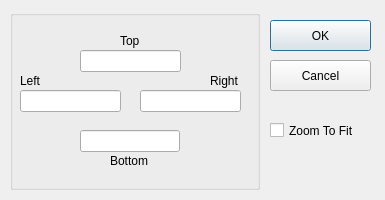
Old version of the form TMOgui/resources4.ui in the repository cadik/TMS.
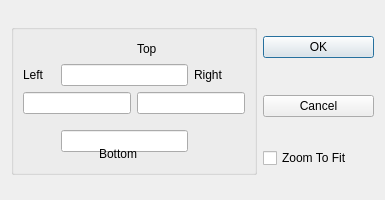
New version of the form.

The edit to the form file:
```diff
--- a/TMOgui/resources4.ui
+++ b/TMOgui/resources4.ui
@@ -13,63 +13,22 @@
   <property name="windowTitle">
    <string>Page Setup</string>
   </property>
-  <widget class="QPushButton" name="PushButton1">
-   <property name="geometry">
-    <rect>
-     <x>270</x>
-     <y>20</y>
-     <width>101</width>
-     <height>31</height>
-    </rect>
-   </property>
-   <property name="text">
-    <string>OK</string>
-   </property>
-  </widget>
-  <widget class="QPushButton" name="PushButton2">
-   <property name="geometry">
-    <rect>
-     <x>270</x>
-     <y>60</y>
-     <width>101</width>
-     <height>31</height>
-    </rect>
-   </property>
-   <property name="text">
-    <string>Cancel</string>
-   </property>
-  </widget>
-  <widget class="QCheckBox" name="CheckBox1">
-   <property name="geometry">
-    <rect>
-     <x>270</x>
-     <y>120</y>
-     <width>101</width>
-     <height>21</height>
-    </rect>
-   </property>
-   <property name="text">
-    <string>Zoom To Fit</string>
-   </property>
-  </widget>
+  <layout class="QGridLayout" name="gridLayout">
+   <item row="0" column="0" rowspan="3">
   <widget class="QGroupBox" name="GroupBox1">
-   <property name="geometry">
-    <rect>
-     <x>10</x>
-     <y>10</y>
-     <width>250</width>
-     <height>180</height>
-    </rect>
-   </property>
+     <layout class="QGridLayout" name="gridLayout_2">
+      <item row="0" column="3">
+       <widget class="QLabel" name="TextLabel2">
+        <property name="text">
+         <string>Top</string>
+        </property>
+        <property name="wordWrap">
+         <bool>false</bool>
+        </property>
+       </widget>
+      </item>
+      <item row="1" column="0">
    <widget class="QLabel" name="TextLabel3">
-    <property name="geometry">
-     <rect>
-      <x>10</x>
-      <y>60</y>
-      <width>30</width>
-      <height>21</height>
-     </rect>
-    </property>
     <property name="text">
      <string>Left</string>
     </property>
@@ -77,15 +36,16 @@
      <bool>false</bool>
     </property>
    </widget>
+      </item>
+      <item row="1" column="1" colspan="3">
+       <widget class="QLineEdit" name="LineEdit1">
+        <property name="alignment">
+         <set>Qt::AlignRight</set>
+        </property>
+       </widget>
+      </item>
+      <item row="1" column="4">
    <widget class="QLabel" name="TextLabel4">
-    <property name="geometry">
-     <rect>
-      <x>200</x>
-      <y>60</y>
-      <width>40</width>
-      <height>21</height>
-     </rect>
-    </property>
     <property name="text">
      <string>Right</string>
     </property>
@@ -93,91 +53,63 @@
      <bool>false</bool>
     </property>
    </widget>
-   <widget class="QLabel" name="TextLabel2">
-    <property name="geometry">
-     <rect>
-      <x>110</x>
-      <y>20</y>
-      <width>30</width>
-      <height>21</height>
-     </rect>
-    </property>
-    <property name="text">
-     <string>Top</string>
-    </property>
-    <property name="wordWrap">
-     <bool>false</bool>
-    </property>
-   </widget>
-   <widget class="QLabel" name="TextLabel5">
-    <property name="geometry">
-     <rect>
-      <x>100</x>
-      <y>140</y>
-      <width>50</width>
-      <height>21</height>
-     </rect>
-    </property>
-    <property name="text">
-     <string>Bottom</string>
-    </property>
-    <property name="wordWrap">
-     <bool>false</bool>
-    </property>
-   </widget>
-   <widget class="QLineEdit" name="LineEdit1">
-    <property name="geometry">
-     <rect>
-      <x>70</x>
-      <y>40</y>
-      <width>101</width>
-      <height>22</height>
-     </rect>
-    </property>
+      </item>
+      <item row="2" column="0" colspan="3">
+       <widget class="QLineEdit" name="LineEdit2">
     <property name="alignment">
      <set>Qt::AlignRight</set>
     </property>
    </widget>
+      </item>
+      <item row="2" column="3" colspan="2">
    <widget class="QLineEdit" name="LineEdit3">
-    <property name="geometry">
-     <rect>
-      <x>130</x>
-      <y>80</y>
-      <width>101</width>
-      <height>22</height>
-     </rect>
-    </property>
     <property name="alignment">
      <set>Qt::AlignRight</set>
     </property>
    </widget>
+      </item>
+      <item row="3" column="1" rowspan="2" colspan="3">
    <widget class="QLineEdit" name="LineEdit4">
-    <property name="geometry">
-     <rect>
-      <x>70</x>
-      <y>120</y>
-      <width>100</width>
-      <height>22</height>
-     </rect>
-    </property>
     <property name="alignment">
      <set>Qt::AlignRight</set>
     </property>
    </widget>
-   <widget class="QLineEdit" name="LineEdit2">
-    <property name="geometry">
-     <rect>
-      <x>10</x>
-      <y>80</y>
-      <width>101</width>
-      <height>22</height>
-     </rect>
-    </property>
-    <property name="alignment">
-     <set>Qt::AlignRight</set>
-    </property>
-   </widget>
-  </widget>
+      </item>
+      <item row="4" column="2" colspan="2">
+       <widget class="QLabel" name="TextLabel5">
+        <property name="text">
+         <string>Bottom</string>
+        </property>
+        <property name="wordWrap">
+         <bool>false</bool>
+        </property>
+       </widget>
+      </item>
+     </layout>
+    </widget>
+   </item>
+   <item row="0" column="1">
+    <widget class="QPushButton" name="PushButton1">
+     <property name="text">
+      <string>OK</string>
+     </property>
+    </widget>
+   </item>
+   <item row="1" column="1">
+    <widget class="QPushButton" name="PushButton2">
+     <property name="text">
+      <string>Cancel</string>
+     </property>
+    </widget>
+   </item>
+   <item row="2" column="1">
+    <widget class="QCheckBox" name="CheckBox1">
+     <property name="text">
+      <string>Zoom To Fit</string>
+     </property>
+    </widget>
+   </item>
+  </layout>
  </widget>
  <pixmapfunction>qPixmapFromMimeSource</pixmapfunction>
  <resources/>
```
Lines whose indentation alone changed are shown as unchanged.
